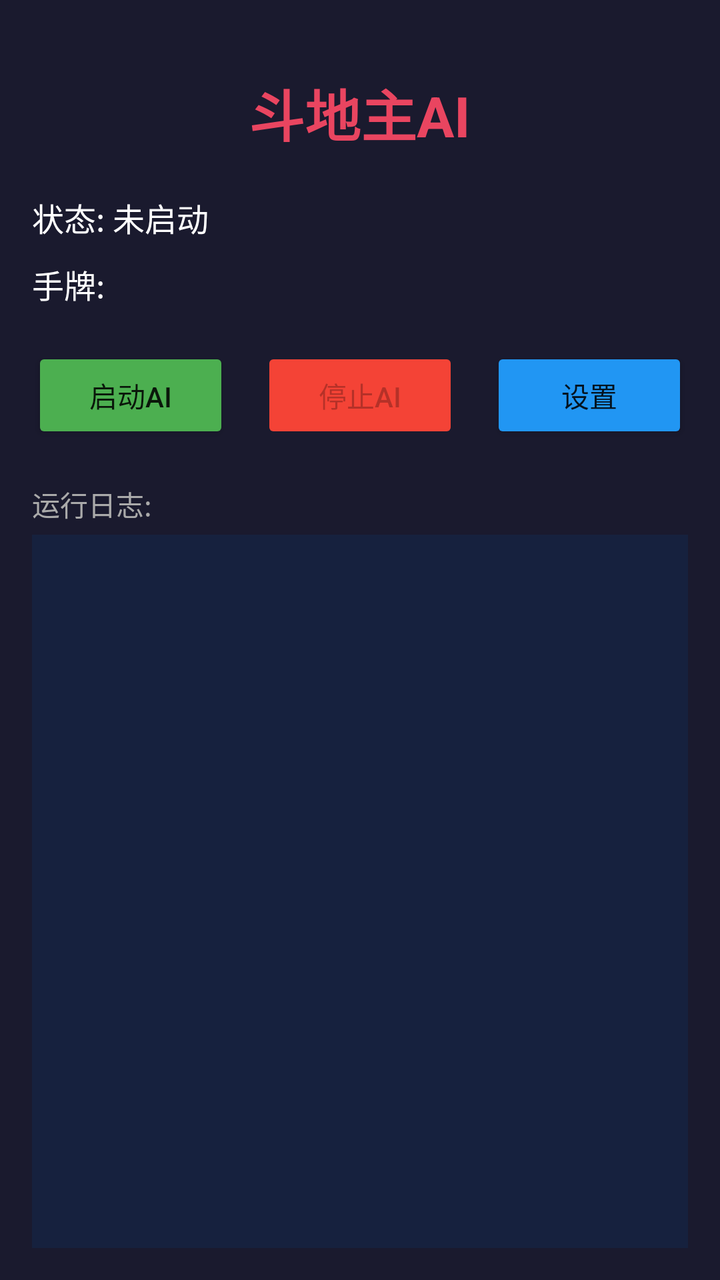
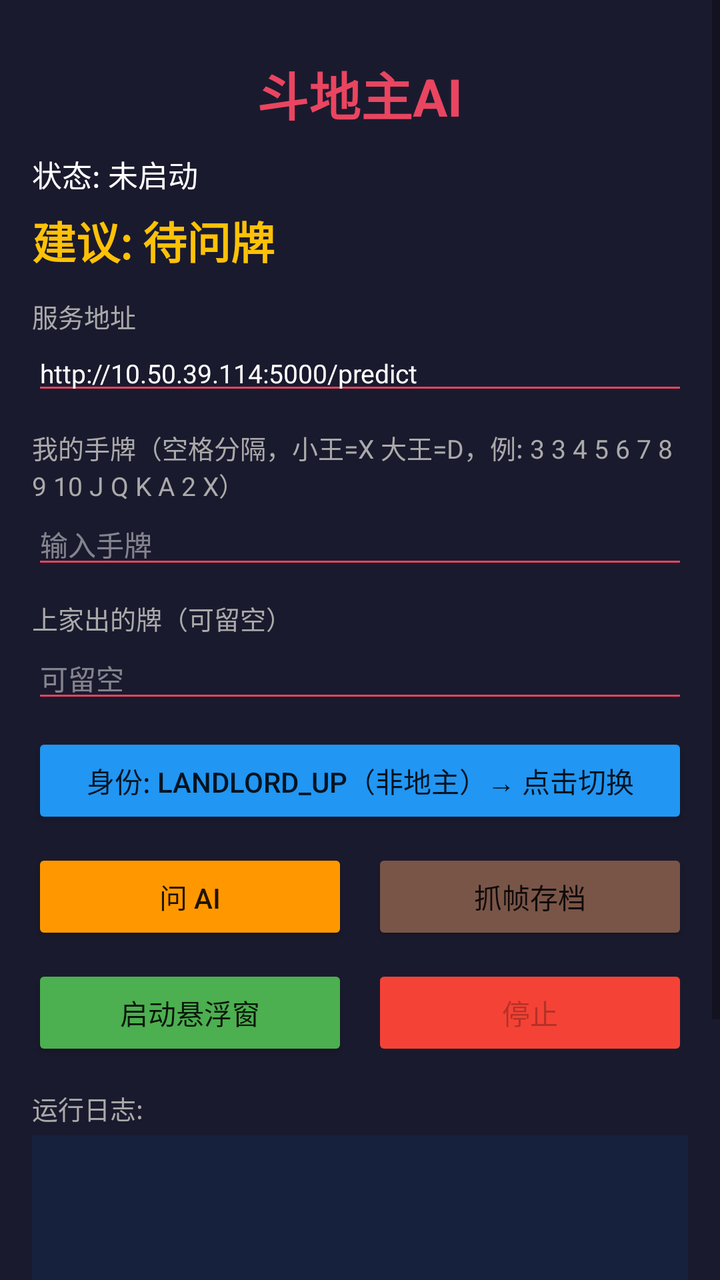

Before-and-after screenshots of an Android layout around one commit, followed by the original layout XML and the change that was made.
<!-- AndroidManifest.xml: application theme android:Theme.Material.Light.DarkActionBar -->
<!-- res/layout/activity_main.xml -->
<?xml version="1.0" encoding="utf-8"?>
<LinearLayout xmlns:android="http://schemas.android.com/apk/res/android"
    android:layout_width="match_parent"
    android:layout_height="match_parent"
    android:orientation="vertical"
    android:padding="16dp"
    android:background="#FF1A1A2E">
    
    <TextView
        android:layout_width="wrap_content"
        android:layout_height="wrap_content"
        android:text="斗地主AI"
        android:textSize="28sp"
        android:textColor="#FFE94560"
        android:textStyle="bold"
        android:layout_gravity="center_horizontal"
        android:layout_marginTop="20dp"/>
    
    <TextView
        android:id="@+id/tv_status"
        android:layout_width="match_parent"
        android:layout_height="wrap_content"
        android:text="状态: 未启动"
        android:textSize="16sp"
        android:textColor="#FFFFFFFF"
        android:layout_marginTop="20dp"/>
    
    <TextView
        android:id="@+id/tv_cards"
        android:layout_width="match_parent"
        android:layout_height="wrap_content"
        android:text="手牌: "
        android:textSize="16sp"
        android:textColor="#FFFFFFFF"
        android:layout_marginTop="10dp"/>
    
    <LinearLayout
        android:layout_width="match_parent"
        android:layout_height="wrap_content"
        android:orientation="horizontal"
        android:layout_marginTop="20dp">
        
        <Button
            android:id="@+id/btn_start"
            android:layout_width="0dp"
            android:layout_height="wrap_content"
            android:layout_weight="1"
            android:text="启动AI"
            android:layout_marginEnd="8dp"
            android:backgroundTint="#FF4CAF50"/>
        
        <Button
            android:id="@+id/btn_stop"
            android:layout_width="0dp"
            android:layout_height="wrap_content"
            android:layout_weight="1"
            android:text="停止AI"
            android:enabled="false"
            android:layout_marginStart="8dp"
            android:layout_marginEnd="8dp"
            android:backgroundTint="#FFF44336"/>
        
        <Button
            android:id="@+id/btn_settings"
            android:layout_width="0dp"
            android:layout_height="wrap_content"
            android:layout_weight="1"
            android:text="设置"
            android:layout_marginStart="8dp"
            android:backgroundTint="#FF2196F3"/>
    </LinearLayout>
    
    <TextView
        android:layout_width="match_parent"
        android:layout_height="wrap_content"
        android:text="运行日志:"
        android:textSize="14sp"
        android:textColor="#FFAAAAAA"
        android:layout_marginTop="20dp"/>
    
    <ScrollView
        android:layout_width="match_parent"
        android:layout_height="0dp"
        android:layout_weight="1"
        android:layout_marginTop="5dp"
        android:background="#FF16213E"
        android:padding="8dp">
        
        <TextView
            android:id="@+id/tv_log"
            android:layout_width="match_parent"
            android:layout_height="wrap_content"
            android:text=""
            android:textSize="12sp"
            android:textColor="#FF00FF00"
            android:fontFamily="monospace"/>
    </ScrollView>
</LinearLayout>
<!-- resources referenced by this layout -->
<resources>

</resources>

<!-- the commit's change to res/layout/activity_main.xml (unified diff, before → after) -->
@@ -1,98 +1,180 @@
 <?xml version="1.0" encoding="utf-8"?>
-<LinearLayout xmlns:android="http://schemas.android.com/apk/res/android"
+<ScrollView xmlns:android="http://schemas.android.com/apk/res/android"
     android:layout_width="match_parent"
     android:layout_height="match_parent"
-    android:orientation="vertical"
-    android:padding="16dp"
     android:background="#FF1A1A2E">
-    
-    <TextView
-        android:layout_width="wrap_content"
-        android:layout_height="wrap_content"
-        android:text="斗地主AI"
-        android:textSize="28sp"
-        android:textColor="#FFE94560"
-        android:textStyle="bold"
-        android:layout_gravity="center_horizontal"
-        android:layout_marginTop="20dp"/>
-    
-    <TextView
-        android:id="@+id/tv_status"
-        android:layout_width="match_parent"
-        android:layout_height="wrap_content"
-        android:text="状态: 未启动"
-        android:textSize="16sp"
-        android:textColor="#FFFFFFFF"
-        android:layout_marginTop="20dp"/>
-    
-    <TextView
-        android:id="@+id/tv_cards"
-        android:layout_width="match_parent"
-        android:layout_height="wrap_content"
-        android:text="手牌: "
-        android:textSize="16sp"
-        android:textColor="#FFFFFFFF"
-        android:layout_marginTop="10dp"/>
-    
+
     <LinearLayout
         android:layout_width="match_parent"
         android:layout_height="wrap_content"
-        android:orientation="horizontal"
-        android:layout_marginTop="20dp">
-        
-        <Button
-            android:id="@+id/btn_start"
-            android:layout_width="0dp"
+        android:orientation="vertical"
+        android:padding="16dp">
+
+        <TextView
+            android:layout_width="wrap_content"
             android:layout_height="wrap_content"
-            android:layout_weight="1"
-            android:text="启动AI"
-            android:layout_marginEnd="8dp"
-            android:backgroundTint="#FF4CAF50"/>
-        
-        <Button
-            android:id="@+id/btn_stop"
-            android:layout_width="0dp"
-            android:layout_height="wrap_content"
-            android:layout_weight="1"
-            android:text="停止AI"
-            android:enabled="false"
-            android:layout_marginStart="8dp"
-            android:layout_marginEnd="8dp"
-            android:backgroundTint="#FFF44336"/>
-        
-        <Button
-            android:id="@+id/btn_settings"
-            android:layout_width="0dp"
-            android:layout_height="wrap_content"
-            android:layout_weight="1"
-            android:text="设置"
-            android:layout_marginStart="8dp"
-            android:backgroundTint="#FF2196F3"/>
-    </LinearLayout>
-    
-    <TextView
-        android:layout_width="match_parent"
-        android:layout_height="wrap_content"
-        android:text="运行日志:"
-        android:textSize="14sp"
-        android:textColor="#FFAAAAAA"
-        android:layout_marginTop="20dp"/>
-    
-    <ScrollView
-        android:layout_width="match_parent"
-        android:layout_height="0dp"
-        android:layout_weight="1"
-        android:layout_marginTop="5dp"
-        android:background="#FF16213E"
-        android:padding="8dp">
-        
+            android:text="斗地主AI"
+            android:textSize="26sp"
+            android:textColor="#FFE94560"
+            android:textStyle="bold"
+            android:layout_gravity="center_horizontal"
+            android:layout_marginTop="12dp"/>
+
         <TextView
-            android:id="@+id/tv_log"
+            android:id="@+id/tv_status"
             android:layout_width="match_parent"
             android:layout_height="wrap_content"
-            android:text=""
-            android:textSize="12sp"
-            android:textColor="#FF00FF00"
-            android:fontFamily="monospace"/>
-    </ScrollView>
-</LinearLayout>
+            android:text="状态: 未启动"
+            android:textSize="15sp"
+            android:textColor="#FFFFFFFF"
+            android:layout_marginTop="10dp"/>
+
+        <TextView
+            android:id="@+id/tv_advice"
+            android:layout_width="match_parent"
+            android:layout_height="wrap_content"
+            android:text="建议: 待问牌"
+            android:textSize="22sp"
+            android:textColor="#FFFFC107"
+            android:textStyle="bold"
+            android:layout_marginTop="6dp"/>
+
+        <TextView
+            android:layout_width="wrap_content"
+            android:layout_height="wrap_content"
+            android:text="服务地址"
+            android:textSize="13sp"
+            android:textColor="#FFAAAAAA"
+            android:layout_marginTop="12dp"/>
+
+        <EditText
+            android:id="@+id/et_server"
+            android:layout_width="match_parent"
+            android:layout_height="wrap_content"
+            android:text="http://10.50.39.114:5000/predict"
+            android:textSize="13sp"
+            android:singleLine="true"
+            android:textColor="#FFFFFFFF"
+            android:backgroundTint="#FFE94560"/>
+
+        <TextView
+            android:layout_width="wrap_content"
+            android:layout_height="wrap_content"
+            android:text="我的手牌（空格分隔，小王=X 大王=D，例: 3 3 4 5 6 7 8 9 10 J Q K A 2 X）"
+            android:textSize="13sp"
+            android:textColor="#FFAAAAAA"
+            android:layout_marginTop="12dp"/>
+
+        <EditText
+            android:id="@+id/et_hand"
+            android:layout_width="match_parent"
+            android:layout_height="wrap_content"
+            android:textSize="14sp"
+            android:textColor="#FFFFFFFF"
+            android:backgroundTint="#FFE94560"
+            android:hint="输入手牌"
+            android:textColorHint="#77FFFFFF"/>
+
+        <TextView
+            android:layout_width="wrap_content"
+            android:layout_height="wrap_content"
+            android:text="上家出的牌（可留空）"
+            android:textSize="13sp"
+            android:textColor="#FFAAAAAA"
+            android:layout_marginTop="10dp"/>
+
+        <EditText
+            android:id="@+id/et_last"
+            android:layout_width="match_parent"
+            android:layout_height="wrap_content"
+            android:textSize="14sp"
+            android:textColor="#FFFFFFFF"
+            android:backgroundTint="#FFE94560"
+            android:hint="可留空"
+            android:textColorHint="#77FFFFFF"/>
+
+        <Button
+            android:id="@+id/btn_pos"
+            android:layout_width="match_parent"
+            android:layout_height="wrap_content"
+            android:text="身份: landlord_up（非地主）→ 点击切换"
+            android:layout_marginTop="10dp"
+            android:backgroundTint="#FF2196F3"/>
+
+        <LinearLayout
+            android:layout_width="match_parent"
+            android:layout_height="wrap_content"
+            android:orientation="horizontal"
+            android:layout_marginTop="10dp">
+
+            <Button
+                android:id="@+id/btn_ask"
+                android:layout_width="0dp"
+                android:layout_height="wrap_content"
+                android:layout_weight="1"
+                android:text="问 AI"
+                android:layout_marginEnd="6dp"
+                android:backgroundTint="#FFFF9800"/>
+
+            <Button
+                android:id="@+id/btn_capture"
+                android:layout_width="0dp"
+                android:layout_height="wrap_content"
+                android:layout_weight="1"
+                android:text="抓帧存档"
+                android:layout_marginStart="6dp"
+                android:backgroundTint="#FF795548"/>
+        </LinearLayout>
+
+        <LinearLayout
+            android:layout_width="match_parent"
+            android:layout_height="wrap_content"
+            android:orientation="horizontal"
+            android:layout_marginTop="10dp">
+
+            <Button
+                android:id="@+id/btn_start"
+                android:layout_width="0dp"
+                android:layout_height="wrap_content"
+                android:layout_weight="1"
+                android:text="启动悬浮窗"
+                android:layout_marginEnd="6dp"
+                android:backgroundTint="#FF4CAF50"/>
+
+            <Button
+                android:id="@+id/btn_stop"
+                android:layout_width="0dp"
+                android:layout_height="wrap_content"
+                android:layout_weight="1"
+                android:text="停止"
+                android:enabled="false"
+                android:layout_marginStart="6dp"
+                android:backgroundTint="#FFF44336"/>
+        </LinearLayout>
+
+        <TextView
+            android:layout_width="match_parent"
+            android:layout_height="wrap_content"
+            android:text="运行日志:"
+            android:textSize="13sp"
+            android:textColor="#FFAAAAAA"
+            android:layout_marginTop="14dp"/>
+
+        <ScrollView
+            android:layout_width="match_parent"
+            android:layout_height="220dp"
+            android:layout_marginTop="4dp"
+            android:background="#FF16213E"
+            android:padding="8dp">
+
+            <TextView
+                android:id="@+id/tv_log"
+                android:layout_width="match_parent"
+                android:layout_height="wrap_content"
+                android:text=""
+                android:textSize="12sp"
+                android:textColor="#FF00FF00"
+                android:fontFamily="monospace"/>
+        </ScrollView>
+    </LinearLayout>
+</ScrollView>
